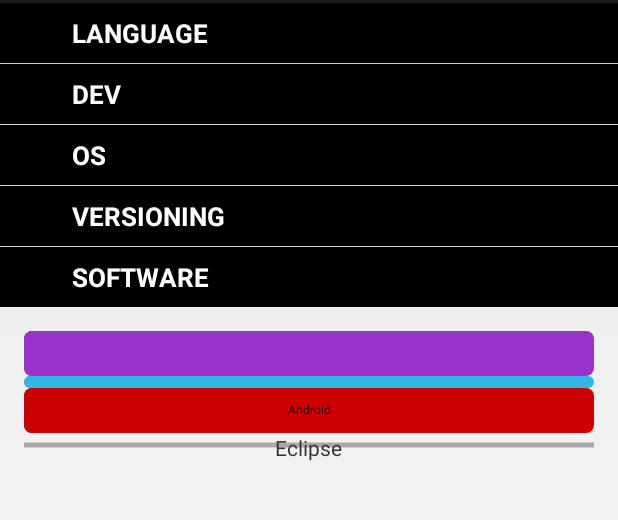
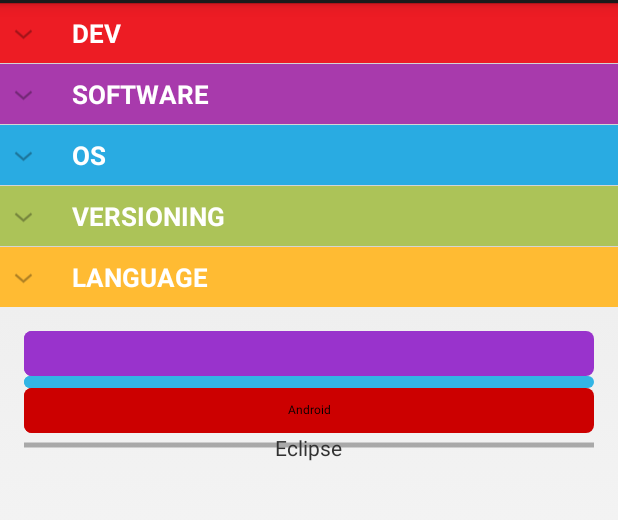
Before and after one commit to ThundeR78/MyCV, an Android app: the fragment SkillsFragment shown on its own in the app's theme, on a phone screen of 412 x 824 dp, the part 69-589 px from its top. Run offline under Robolectric (Android 15) with nearby library versions, the phone set to English and light mode, and no system bars.

Commit message:
Customize groups Skill

```diff
--- a/app/src/main/java/fr/wetstein/mycv/adapter/ExpandableListSkillAdapter.java
+++ b/app/src/main/java/fr/wetstein/mycv/adapter/ExpandableListSkillAdapter.java
@@ -14,6 +14,7 @@ import java.util.HashMap;
 import java.util.List;
 
 import fr.wetstein.mycv.R;
+import fr.wetstein.mycv.business.GroupSkill;
 import fr.wetstein.mycv.business.Skill;
 
 /**
@@ -22,10 +23,10 @@ import fr.wetstein.mycv.business.Skill;
 public class ExpandableListSkillAdapter extends BaseExpandableListAdapter {
 
     private Context mContext;
-    private List<String> mListDataHeader;
-    private HashMap<String, List<Skill>> mListDataChild;
+    private List<GroupSkill> mListDataHeader;
+    private HashMap<GroupSkill, List<Skill>> mListDataChild;
 
-    public ExpandableListSkillAdapter(Context context, List<String> listDataHeader, HashMap<String, List<Skill>> listChildData) {
+    public ExpandableListSkillAdapter(Context context, List<GroupSkill> listDataHeader, HashMap<GroupSkill, List<Skill>> listChildData) {
         mContext = context;
         mListDataHeader = listDataHeader;
         mListDataChild = listChildData;
@@ -87,15 +88,21 @@ public class ExpandableListSkillAdapter extends BaseExpandableListAdapter {
 
     @Override
     public View getGroupView(int groupPosition, boolean isExpanded, View convertView, ViewGroup parent) {
-        String headerTitle = (String) getGroup(groupPosition);
+        GroupSkill group = (GroupSkill) getGroup(groupPosition);
+
         if (convertView == null) {
             LayoutInflater inflater = (LayoutInflater) mContext.getSystemService(Context.LAYOUT_INFLATER_SERVICE);
             convertView = inflater.inflate(R.layout.list_skill_group, null);
         }
 
-        TextView lblListHeader = (TextView) convertView.findViewById(R.id.lblListHeader);
-        lblListHeader.setTypeface(null, Typeface.BOLD);
-        lblListHeader.setText(headerTitle);
+        if (group != null) {
+            int backgroundColorId = mContext.getResources().getIdentifier(group.color, "color", mContext.getPackageName());
+            convertView.setBackgroundColor(mContext.getResources().getColor(backgroundColorId));
+
+            TextView lblListHeader = (TextView) convertView.findViewById(R.id.lblListHeader);
+            lblListHeader.setTypeface(null, Typeface.BOLD);
+            lblListHeader.setText(group.label);
+        }
 
         return convertView;
     }
--- /dev/null
+++ b/app/src/main/java/fr/wetstein/mycv/business/GroupSkill.java
@@ -0,0 +1,12 @@
+package fr.wetstein.mycv.business;
+
+/**
+ * Created by ThundeR on 06/07/2014.
+ */
+public class GroupSkill {
+
+    public String label;
+    public int orderId;
+    public String color;
+
+}
--- a/app/src/main/java/fr/wetstein/mycv/fragment/SkillsFragment.java
+++ b/app/src/main/java/fr/wetstein/mycv/fragment/SkillsFragment.java
@@ -21,12 +21,15 @@ import android.widget.TextView;
 
 import java.util.ArrayList;
 import java.util.Arrays;
+import java.util.Collections;
+import java.util.Comparator;
 import java.util.HashMap;
 import java.util.List;
 import java.util.Map;
 
 import fr.wetstein.mycv.R;
 import fr.wetstein.mycv.adapter.ExpandableListSkillAdapter;
+import fr.wetstein.mycv.business.GroupSkill;
 import fr.wetstein.mycv.business.Skill;
 import fr.wetstein.mycv.util.ParserAssets;
 import fr.wetstein.mycv.view.TextProgressBar;
@@ -37,11 +40,12 @@ import fr.wetstein.mycv.view.TextProgressBar;
 public class SkillsFragment extends Fragment {
     public static final String TAG = "SkillsFragment";
 
-    private HashMap<String, List<Skill>> mapSkills;
+    private HashMap<GroupSkill, List<Skill>> mapSkills;
 
     private LinearLayout rootLinear;
     private ExpandableListView expListView;
     private ExpandableListSkillAdapter expListAdapter;
+
 
     public SkillsFragment() {
 
@@ -54,8 +58,6 @@ public class SkillsFragment extends Fragment {
         //Load Skills
         mapSkills =  ParserAssets.loadSkills(getActivity());
         Log.v(TAG, mapSkills.toString());
-
-
 
     }
 
@@ -112,8 +114,23 @@ public class SkillsFragment extends Fragment {
 
         if (mapSkills != null) {
             //Get all keys
-            List<String> listGroup = new ArrayList<String>(Arrays.asList(mapSkills.keySet().toArray(new String[mapSkills.size()])));
+            List<GroupSkill> listGroup = new ArrayList<GroupSkill>(Arrays.asList(mapSkills.keySet().toArray(new GroupSkill[mapSkills.size()])));
             Log.v(TAG, listGroup.toString());
+            Collections.sort(listGroup, new Comparator() {
+                @Override
+                public int compare(Object obj1, Object obj2) {
+                    GroupSkill v1 = (GroupSkill) obj1;
+                    GroupSkill v2 = (GroupSkill) obj2;
+
+                    // ascending order
+                    return v1.orderId - v2.orderId;
+
+                    // descending order
+                    //return v2.orderId - v1.orderId;
+                }
+            });
+
+            //Fill ExpandableListView with Skills
             expListAdapter = new ExpandableListSkillAdapter(getActivity(), listGroup, mapSkills);
             expListView.setAdapter(expListAdapter);
         }
@@ -122,7 +139,6 @@ public class SkillsFragment extends Fragment {
     @Override
     public void onAttach(Activity activity) {
         super.onAttach(activity);
-        //((HomeActivity) activity).onSectionAttached(getArguments().getInt(ARG_SECTION_NUMBER));
     }
 
     @Override
@@ -133,15 +149,14 @@ public class SkillsFragment extends Fragment {
     }
 
     private void loadSkills() {
-        for (Map.Entry<String, List<Skill>> entry : mapSkills.entrySet()) {
-            String key = entry.getKey();
+        for (Map.Entry<GroupSkill, List<Skill>> entry : mapSkills.entrySet()) {
+            GroupSkill key = entry.getKey();
             List<Skill> values = entry.getValue();
 
             TextView txtSection = new TextView(getActivity());
-            txtSection.setText(key);
+            txtSection.setText(key.label);
             rootLinear.addView(txtSection);
 
-            //TODO : Expandable List ?
             for (Skill s : values) {
                 //Layout
                 LinearLayout rl = new LinearLayout(getActivity());
--- a/app/src/main/java/fr/wetstein/mycv/util/ParserAssets.java
+++ b/app/src/main/java/fr/wetstein/mycv/util/ParserAssets.java
@@ -13,6 +13,7 @@ import java.util.ArrayList;
 import java.util.HashMap;
 import java.util.List;
 
+import fr.wetstein.mycv.business.GroupSkill;
 import fr.wetstein.mycv.business.Skill;
 
 public class ParserAssets {
@@ -31,8 +32,8 @@ public class ParserAssets {
     }
 
     //Load Skill Map
-    public static HashMap<String, List<Skill>> loadSkills(Context context) {
-        HashMap<String, List<Skill>> mapSkill = new HashMap<String, List<Skill>>();
+    public static HashMap<GroupSkill, List<Skill>> loadSkills(Context context) {
+        HashMap<GroupSkill, List<Skill>> mapSkill = new HashMap<GroupSkill, List<Skill>>();
 
 		try {
 			JSONObject jsonObjectRoot = new JSONObject(loadJSONFromAsset(context, pathData+fileSkills));
@@ -40,9 +41,18 @@ public class ParserAssets {
             //Loop each node
             for (NodesSkill ns : NodesSkill.values()) {
                 List<Skill> items = new ArrayList<Skill>();
-                JSONArray jsonArrayRoot = jsonObjectRoot.getJSONArray(ns.toString());
+                GroupSkill groupItem = new GroupSkill();
+                JSONObject jsonGroup = jsonObjectRoot.getJSONObject(ns.toString());
+
+                if (jsonGroup != null) {
+                    //Group Item
+                    groupItem.orderId = jsonGroup.getInt("orderId");
+                    if (jsonGroup.has("color"))
+                        groupItem.color = jsonGroup.getString("color");
+                    groupItem.label = ns.name();
 
                     //Loop each skill in node
+                    JSONArray jsonArrayRoot = jsonGroup.getJSONArray("values");
                     for (int i = 0; i < jsonArrayRoot.length(); i++) {
                         JSONObject jsonObjectItem = jsonArrayRoot.getJSONObject(i);
                         Skill item = new Skill();
@@ -55,7 +65,8 @@ public class ParserAssets {
                         items.add(item);
                     }
 
-                mapSkill.put(ns.name(), items);
+                    mapSkill.put(groupItem, items);
+                }
             }
 		} catch (JSONException e) {
 			Log.e(TAG, e.toString());
```
Also changed, not shown: app/src/main/assets/data/skills.json (+29 -9 lines). Lines whose indentation alone changed are shown as unchanged.
